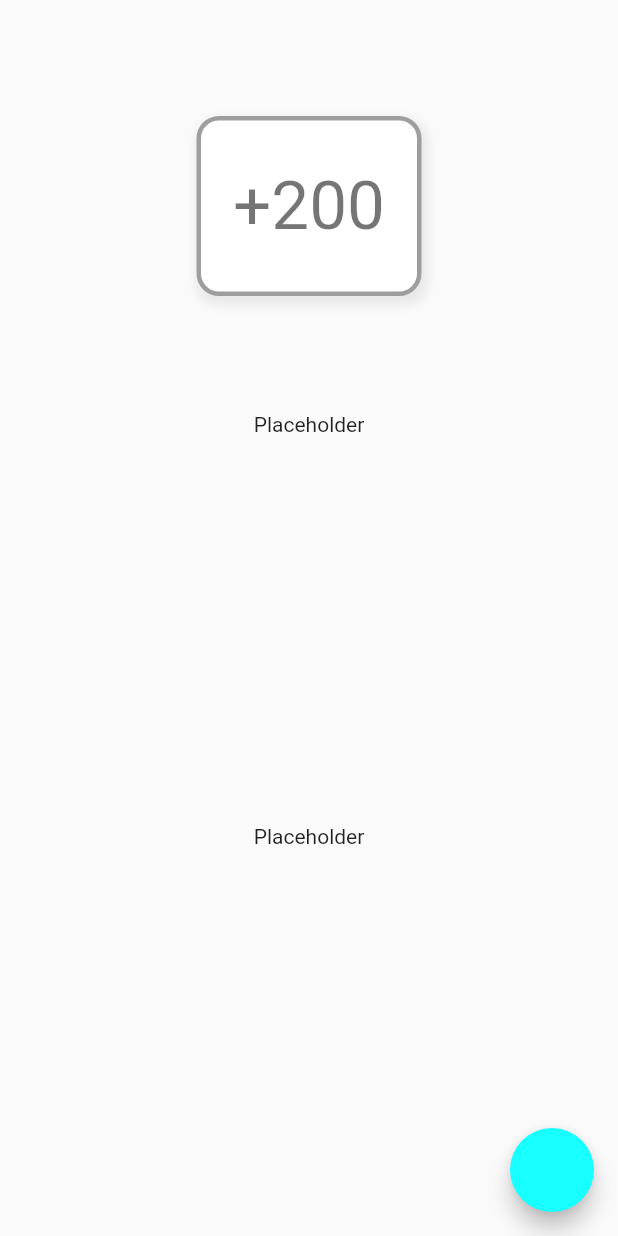
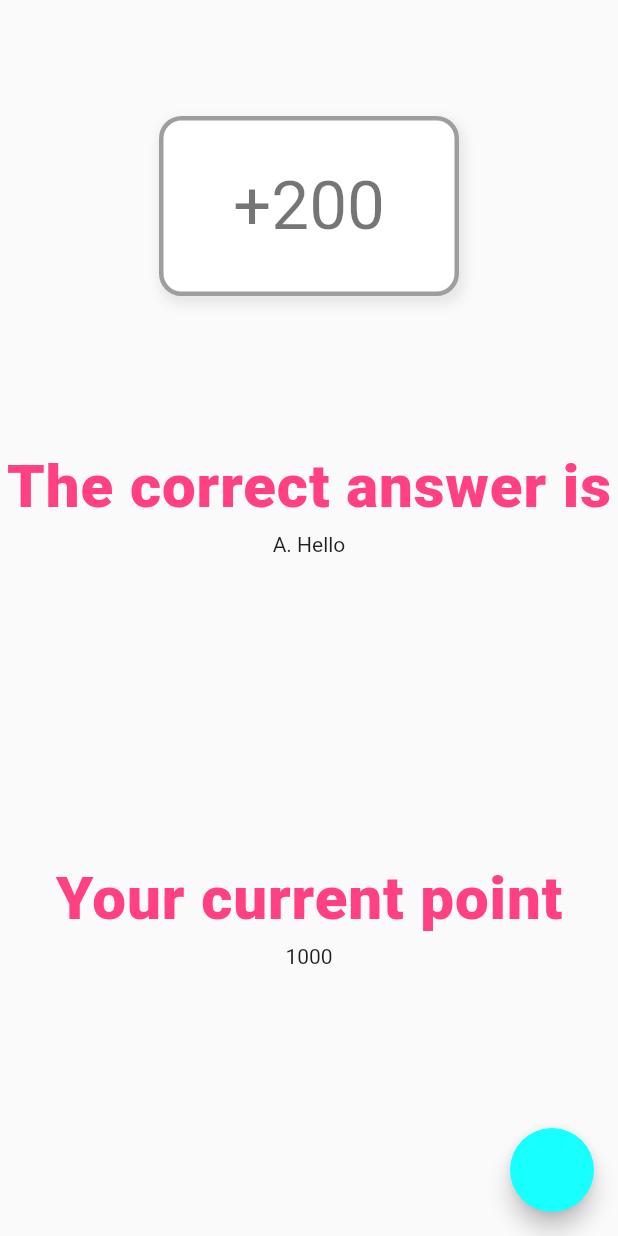
Before and after one commit to tnlong311/trivia-app, a Flutter app: the AnswerRevealPage screen opened by its route, on a phone screen of 412 x 824 dp. Run offline on Flutter 3.47's test engine with Material 2 defaults, Android fonts, the phone set to English and light mode, and no system bars; our stand-ins replace get.

Commit message:
add question controller - WIP + updated question reveal

```diff
--- a/lib/main.dart
+++ b/lib/main.dart
@@ -1,4 +1,5 @@
 import 'package:flutter/material.dart';
+import 'package:get/get_navigation/src/root/get_material_app.dart';
 import 'package:trivia_app/views/pages/guidelines_page.dart';
 import 'package:trivia_app/views/pages/landing_page.dart';
 import 'package:trivia_app/views/pages/lobby_page.dart';
@@ -19,7 +20,7 @@ class MyApp extends StatelessWidget {
 
   @override
   Widget build(BuildContext context) {
-    return MaterialApp(
+    return GetMaterialApp(
       title: 'Trivia App',
       debugShowCheckedModeBanner: false,
       theme: ThemeData(
--- a/lib/views/pages/landing_page.dart
+++ b/lib/views/pages/landing_page.dart
@@ -3,6 +3,7 @@ import 'package:flutter/material.dart';
 import 'package:trivia_app/consts/app_styles.dart';
 import 'package:trivia_app/views/pages/team_formation_page.dart';
 import 'package:trivia_app/views/widgets/TextFieldWithButton.dart';
+import 'package:trivia_app/views/widgets/test.dart';
 
 class LandingPage extends StatelessWidget {
   static const routeName = "/";
--- a/lib/views/pages/question_template/answer_reveal_page.dart
+++ b/lib/views/pages/question_template/answer_reveal_page.dart
@@ -1,6 +1,9 @@
 import 'package:flutter/material.dart';
+import 'package:trivia_app/consts/app_styles.dart';
 import 'package:trivia_app/views/pages/question_template/answer_info_page.dart';
 import 'package:trivia_app/views/widgets/InfoBox.dart';
+
+import '../../widgets/CorrectAnswerWidget.dart';
 
 class AnswerRevealPage extends StatelessWidget {
   static const routeName = "/answer-reveal";
@@ -15,20 +18,20 @@ class AnswerRevealPage extends StatelessWidget {
         children: const [
           Expanded(
             flex: 1,
-                  child: Center(child: InfoBox(title: "", width: 150, height: 120, content: "+200")),
+            child: Center(
+                child: InfoBox(
+                    title: "", width: 200, height: 120, content: "+200")),
           ),
           Expanded(
             flex: 1,
-                  child: Text("Placeholder"),
+            child: CorrectAnswerWidget(header: "The correct answer is", content: "A. Hello"),
           ),
           Expanded(
             flex: 1,
-                  child: Text("Placeholder"),
+            child: CorrectAnswerWidget(header: "Your current point", content: "1000"),
           ),
         ],
-          )
-
-      ),
+      )),
       floatingActionButton: FloatingActionButton(
         onPressed: () {
           Navigator.pushNamed(context, AnswerInfoPage.routeName);
--- a/lib/views/pages/question_template/question_poll_page.dart
+++ b/lib/views/pages/question_template/question_poll_page.dart
@@ -2,7 +2,7 @@ import 'package:flutter/material.dart';
 import 'package:get/get.dart';
 import 'package:get/get_core/src/get_main.dart';
 import 'package:get/get_state_manager/src/simple/get_state.dart';
-import 'package:trivia_app/controllers/QuestionController.dart';
+import 'package:trivia_app/controllers/question_controller.dart';
 import 'package:trivia_app/views/pages/question_template/answer_reveal_page.dart';
 import 'package:trivia_app/views/widgets/TextFieldSingle.dart';
 
@@ -87,7 +87,7 @@ class _QuestionPollPageState extends State<QuestionPollPage> {
                           height: 60,
                           child: ElevatedButton(
                             onPressed: () {
-                              _questionController.resetCounter();
+                              _questionController.resetQuestionState();
                               _questionController.checkAnswer();
                               if (_formKey.currentState!.validate()) {
                                 _formKey.currentState!.save();
--- a/lib/views/pages/question_template/question_title_page.dart
+++ b/lib/views/pages/question_template/question_title_page.dart
@@ -3,7 +3,7 @@ import 'package:get/get.dart';
 import 'package:get/get_core/src/get_main.dart';
 import 'package:trivia_app/views/pages/question_template/question_poll_page.dart';
 
-import '../../../controllers/QuestionController.dart';
+import '../../../controllers/question_controller.dart';
 
 class QuestionTitlePage extends StatelessWidget {
   static const routeName = "/question-title";
@@ -18,13 +18,13 @@ class QuestionTitlePage extends StatelessWidget {
       body: SafeArea(
           child: Center(
         child: Text(
-          "Question #${_questionController.index}",
+          "Question #${_questionController.index+1}",
           style: Theme.of(context).textTheme.headline3,
         ),
       )),
       floatingActionButton: FloatingActionButton(
         onPressed: () {
-          Navigator.pushNamed(context, QuestionPollPage.routeName);
+          _questionController.gotoPollPage();
         },
       ),
     );
--- /dev/null
+++ b/lib/views/widgets/CorrectAnswerWidget.dart
@@ -0,0 +1,22 @@
+import 'package:flutter/cupertino.dart';
+
+import '../../consts/app_styles.dart';
+
+class CorrectAnswerWidget extends StatelessWidget {
+  const CorrectAnswerWidget(
+      {Key? key, required this.header, required this.content})
+      : super(key: key);
+
+  final String header;
+  final String content;
+
+  @override
+  Widget build(BuildContext context) {
+    return Column(children: [
+      Text(header, style: triviaHeading1),
+      Text(
+        content,
+      ),
+    ]);
+  }
+}
```
Also changed, not shown: lib/controllers/QuestionController.dart (deleted, +0 -73 lines), lib/controllers/question_controller.dart (added, +96 -0 lines), lib/models/mock_questions.dart (+22 -8 lines), lib/models/question.dart (added, +14 -0 lines), lib/views/widgets/test.dart (added, +12 -0 lines). Lines whose indentation alone changed are shown as unchanged.
